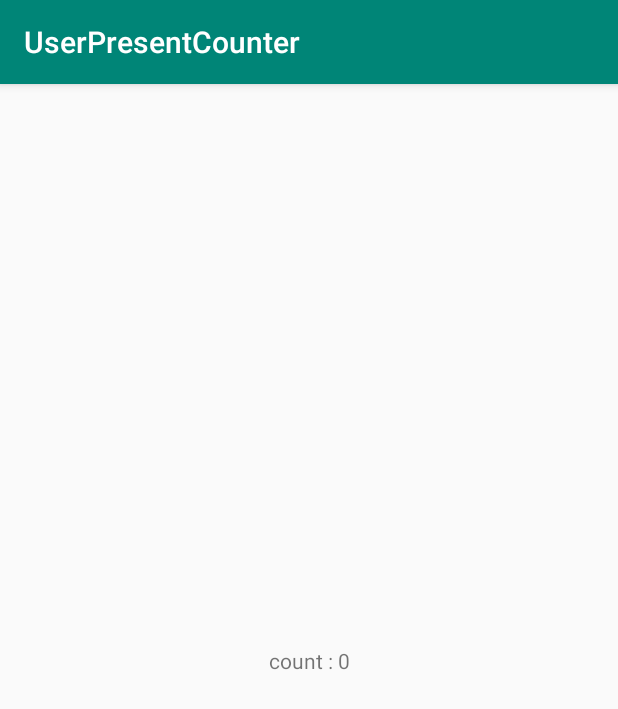
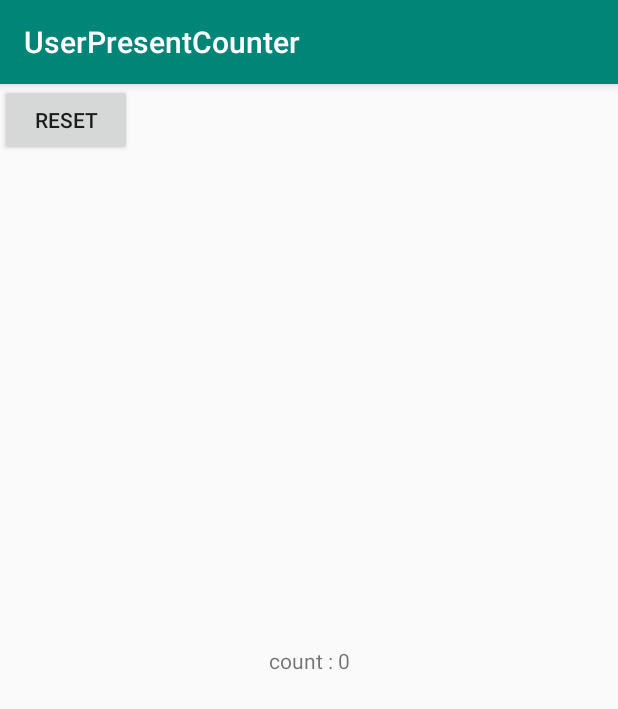
Before and after one commit to dotechan/UserPresentCounter, an Android app: the screen it shows after launch (MainActivity), on a phone screen of 412 x 824 dp. Shown: the top 709 px of the screen. Run offline under Robolectric (Android 15) with nearby library versions, the phone set to English and light mode, and no system bars.

Commit message:
Add reset button.

```diff
--- a/app/src/main/java/com/example/user/present/counter/MainActivity.java
+++ b/app/src/main/java/com/example/user/present/counter/MainActivity.java
@@ -6,6 +6,8 @@ import android.content.Context;
 import android.content.SharedPreferences;
 import android.os.Bundle;
 import android.util.Log;
+import android.view.View;
+import android.widget.Button;
 import android.widget.TextView;
 
 public class MainActivity extends AppCompatActivity {
@@ -17,6 +19,21 @@ public class MainActivity extends AppCompatActivity {
         Log.d(TAG, "onCreate: ");
         super.onCreate(savedInstanceState);
         setContentView(R.layout.activity_main);
+
+        Button resetButton = findViewById(R.id.reset_button);
+        resetButton.setOnClickListener(new View.OnClickListener() {
+            @Override
+            public void onClick(View v) {
+                // TODO: SharedPreferencesへのアクセスを行うクラスに切り出した方がいい
+                // TODO: SharedPreferencesの更新後に画面表示の更新処理も行う必要あり
+                SharedPreferences sharedPreferences = getApplicationContext().getSharedPreferences(
+                        getString(R.string.preference_file_key), Context.MODE_PRIVATE);
+                SharedPreferences.Editor editor = sharedPreferences.edit();
+                editor.putInt(getString(R.string.saved_unlock_count_key),
+                        getResources().getInteger(R.integer.initial_unlock_count));
+                editor.commit();
+            }
+        });
     }
 
     @Override
--- a/app/src/main/res/layout/activity_main.xml
+++ b/app/src/main/res/layout/activity_main.xml
@@ -16,4 +16,12 @@
         app:layout_constraintRight_toRightOf="parent"
         app:layout_constraintTop_toTopOf="parent" />
 
+    <Button
+        android:id="@+id/reset_button"
+        android:layout_width="wrap_content"
+        android:layout_height="wrap_content"
+        android:text="Reset"
+        tools:layout_editor_absoluteX="161dp"
+        tools:layout_editor_absoluteY="433dp" />
+
 </androidx.constraintlayout.widget.ConstraintLayout>
```
